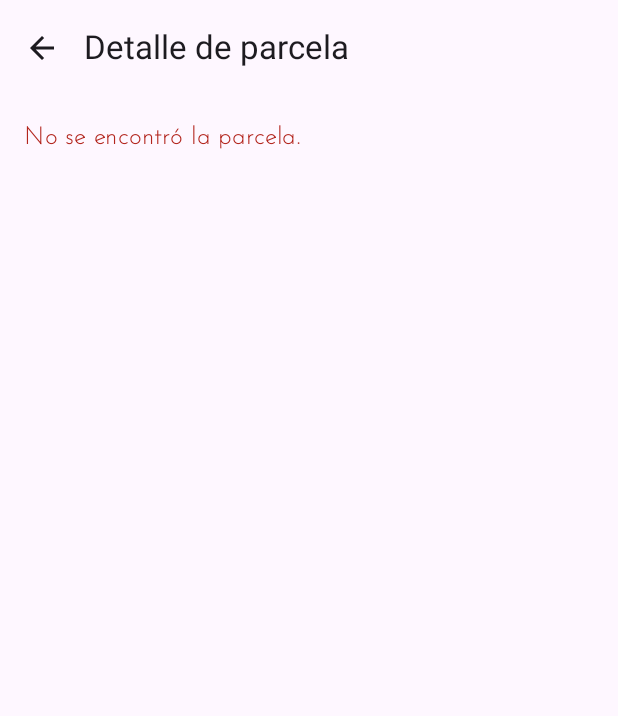
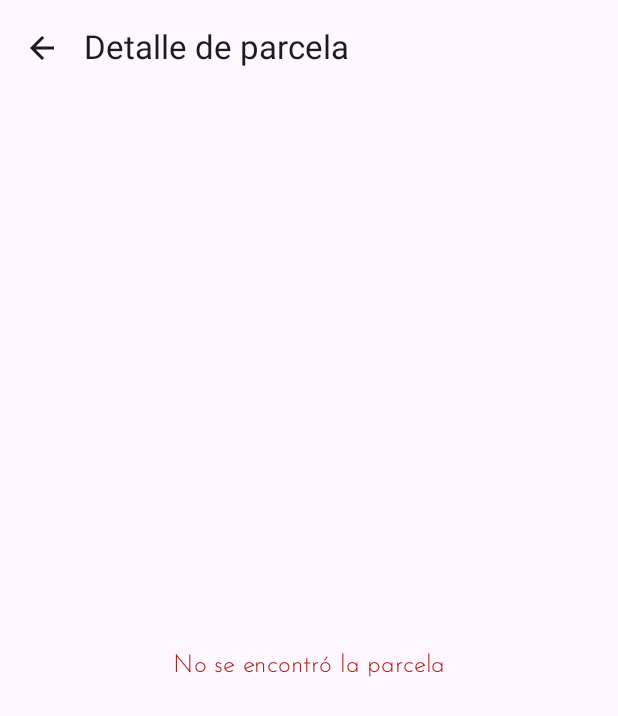
Before and after one commit to alainbru/JAKAWI-AGRO, an Android app built with Jetpack Compose: the composable ParcelaDetailScreen called with empty values, on a phone screen of 412 x 824 dp. Shown: the top 716 px of the screen. Run offline under Robolectric (Android 15) with nearby library versions, the phone set to English and light mode, and no system bars.

Commit message:
arreglando la parte de las parcelas

```diff
--- a/app/src/main/java/com/alpha/jakawiagro/screens/parcelas/ParcelaDetailScreen.kt
+++ b/app/src/main/java/com/alpha/jakawiagro/screens/parcelas/ParcelaDetailScreen.kt
@@ -3,16 +3,18 @@ package com.alpha.jakawiagro.screens.parcelas
 import androidx.compose.foundation.layout.*
 import androidx.compose.material.icons.Icons
 import androidx.compose.material.icons.filled.ArrowBack
+import androidx.compose.material.icons.filled.Delete
 import androidx.compose.material.icons.filled.Edit
-import androidx.compose.material.icons.filled.Delete
 import androidx.compose.material3.*
 import androidx.compose.runtime.*
+import androidx.compose.ui.Alignment
 import androidx.compose.ui.Modifier
 import androidx.compose.ui.graphics.Color
 import androidx.compose.ui.unit.dp
 import androidx.lifecycle.viewmodel.compose.viewModel
 import com.alpha.jakawiagro.viewmodel.parcelas.ParcelasViewModel
 import com.google.android.gms.maps.model.CameraPosition
+import com.google.android.gms.maps.model.LatLng
 import com.google.maps.android.compose.*
 
 @OptIn(ExperimentalMaterial3Api::class)
@@ -25,7 +27,9 @@ fun ParcelaDetailScreen(
     val vm: ParcelasViewModel = viewModel()
     val ui by vm.uiState.collectAsState()
 
-    LaunchedEffect(parcelaId) { vm.selectParcela(parcelaId) }
+    LaunchedEffect(parcelaId) {
+        vm.selectParcela(parcelaId)
+    }
 
     val parcela = ui.selected
 
@@ -34,17 +38,21 @@ fun ParcelaDetailScreen(
             TopAppBar(
                 title = { Text("Detalle de parcela") },
                 navigationIcon = {
-                    IconButton(onClick = onBack) { Icon(Icons.Default.ArrowBack, null) }
+                    IconButton(onClick = onBack) {
+                        Icon(Icons.Default.ArrowBack, null)
+                    }
                 },
                 actions = {
                     if (parcela != null) {
                         IconButton(onClick = { onEdit(parcela.id) }) {
                             Icon(Icons.Default.Edit, contentDescription = "Editar")
                         }
-                        IconButton(onClick = {
-                            vm.deleteParcela(parcela.id)
-                            onBack()
-                        }) {
+                        IconButton(
+                            onClick = {
+                                vm.deleteParcela(parcela.id)
+                                onBack()
+                            }
+                        ) {
                             Icon(Icons.Default.Delete, contentDescription = "Eliminar")
                         }
                     }
@@ -53,6 +61,37 @@ fun ParcelaDetailScreen(
         }
     ) { padding ->
 
+        if (ui.isLoading) {
+            Box(
+                modifier = Modifier
+                    .fillMaxSize()
+                    .padding(padding),
+                contentAlignment = Alignment.Center
+            ) {
+                CircularProgressIndicator()
+            }
+            return@Scaffold
+        }
+
+        if (parcela == null) {
+            Box(
+                modifier = Modifier
+                    .fillMaxSize()
+                    .padding(padding),
+                contentAlignment = Alignment.Center
+            ) {
+                Text(
+                    "No se encontró la parcela",
+                    color = MaterialTheme.colorScheme.error
+                )
+            }
+            return@Scaffold
+        }
+
+        val pointsLatLng = parcela.puntos.map {
+            LatLng(it.lat, it.lng)
+        }
+
         Column(
             modifier = Modifier
                 .fillMaxSize()
@@ -60,26 +99,15 @@ fun ParcelaDetailScreen(
                 .padding(16.dp),
             verticalArrangement = Arrangement.spacedBy(12.dp)
         ) {
-            if (ui.isLoading) {
-                CircularProgressIndicator()
-                return@Scaffold
-            }
-
-            if (parcela == null) {
-                Text("No se encontró la parcela.", color = MaterialTheme.colorScheme.error)
-                return@Scaffold
-            }
 
             Text(parcela.nombre, style = MaterialTheme.typography.headlineSmall)
             Text("ID: ${parcela.id}", style = MaterialTheme.typography.bodySmall)
-            Text("Puntos: ${parcela.puntos.size}", style = MaterialTheme.typography.bodyMedium)
+            Text("Puntos: ${parcela.puntos.size}")
 
-            // Mini mapa
-            val pointsLatLng = parcela.puntos.map { it.toLatLng() }
-            val center = pointsLatLng.firstOrNull()
-            if (center != null) {
+            if (pointsLatLng.isNotEmpty()) {
+
                 val cam = rememberCameraPositionState {
-                    position = CameraPosition.fromLatLngZoom(center, 18f)
+                    position = CameraPosition.fromLatLngZoom(pointsLatLng.first(), 18f)
                 }
 
                 Card {
@@ -93,7 +121,7 @@ fun ParcelaDetailScreen(
                             zoomControlsEnabled = false,
                             scrollGesturesEnabled = false,
                             zoomGesturesEnabled = false,
-                            tiltGesturesEnabled = false
+                            tiltGesturesEnabled = false,
                         )
                     ) {
                         if (pointsLatLng.size >= 3) {
```
Also changed, not shown: app/src/main/java/com/alpha/jakawiagro/screens/parcelas/ParcelaMappers.kt (deleted, +0 -7 lines), app/src/main/java/com/alpha/jakawiagro/screens/parcelas/ParcelasDrawScreen.kt (+85 -35 lines).
